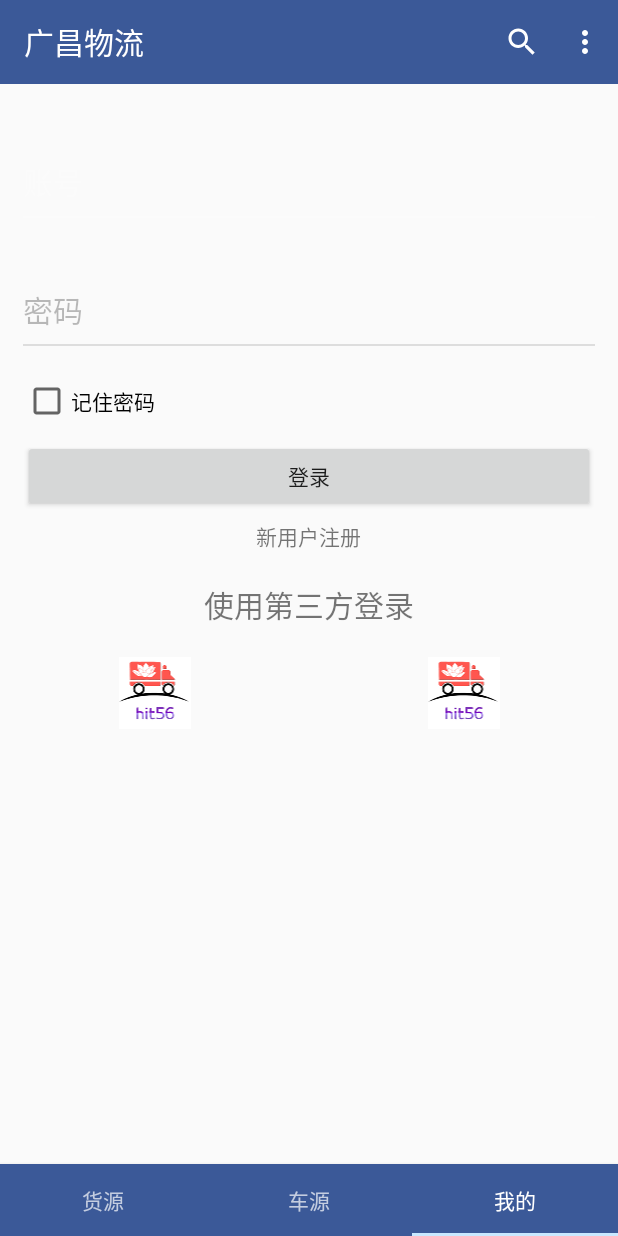
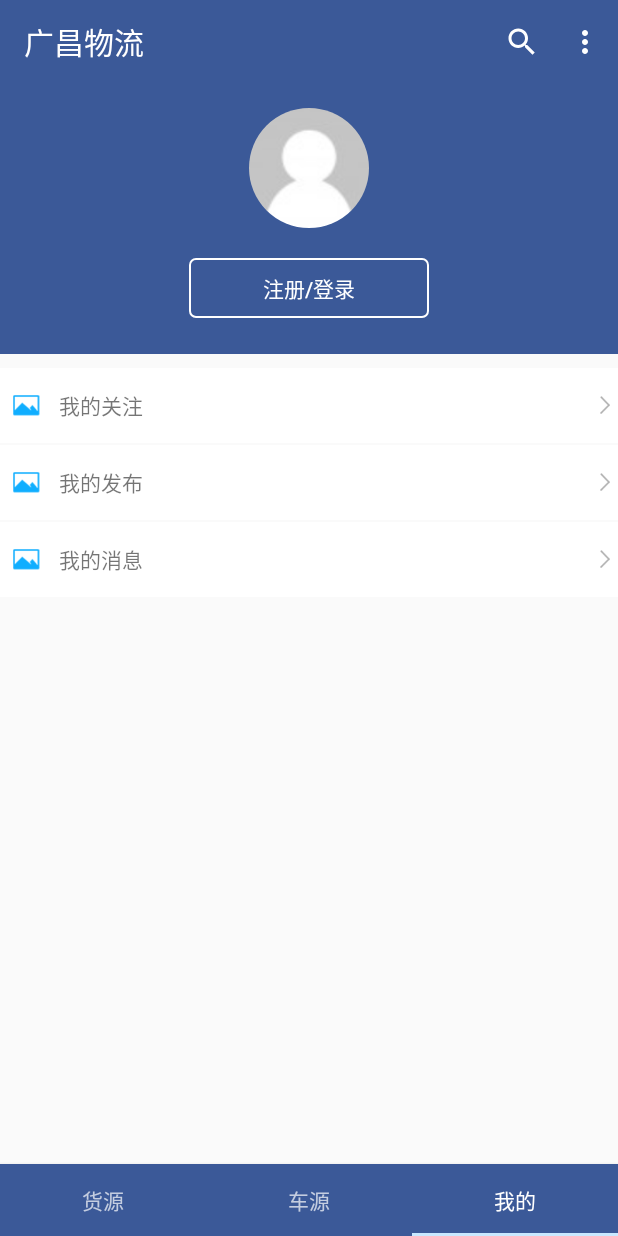
Before and after one commit to hit56/hit56-android, an Android app: the screen it shows after launch (MainActivity), item 3 of the bottom bar chosen, on a phone screen of 412 x 824 dp. Run offline under Robolectric (Android 15) with nearby library versions, the phone set to English and light mode, and no system bars; our stand-ins replace CircleImageView, Volley; libraries missing offline, so code that uses them is left out: com.github.kevinsawicki.http, com.github.snowdream.android; network calls fail; 5 statements that could not run were skipped.

Commit message:
modify login page

```diff
--- a/app/src/main/java/com/hit56/android/fragments/LoginFragment.java
+++ b/app/src/main/java/com/hit56/android/fragments/LoginFragment.java
@@ -7,10 +7,12 @@ import android.support.v7.widget.AppCompatButton;
 import android.view.LayoutInflater;
 import android.view.View;
 import android.view.ViewGroup;
+import android.widget.Button;
 import android.widget.CheckBox;
 import android.widget.Toast;
 
 import com.hit56.android.R;
+import com.hit56.android.widget.RLView;
 import com.rengwuxian.materialedittext.MaterialEditText;
 
 /**
@@ -30,16 +32,25 @@ public class LoginFragment extends Fragment{
     public void onViewCreated(View view, Bundle savedInstanceState) {
         initView(view);
         super.onViewCreated(view, savedInstanceState);
+
     }
 
     /**
      *  绑定登录界面的组件
      * */
     private void initView(View view){
-        MaterialEditText user_edt = (MaterialEditText) view.findViewById(R.id.login_user);
-        MaterialEditText password_edt = (MaterialEditText) view.findViewById(R.id.login_password);
-        CheckBox rem_password = (CheckBox) view.findViewById(R.id.login_checkbox);
-        AppCompatButton login_bt = (AppCompatButton) view.findViewById(R.id.login_button);
+        Button loginBt = (Button) view.findViewById(R.id.me_login_buton);
+        RLView focus = (RLView) view.findViewById(R.id.me_focus);
+        RLView sent = (RLView) view.findViewById(R.id.me_sent);
+        RLView message = (RLView) view.findViewById(R.id.me_message);
+
+        loginBt.setOnClickListener(new View.OnClickListener() {
+            @Override
+            public void onClick(View v) {
+                Toast.makeText(getActivity(), "", Toast.LENGTH_LONG).show();
+            }
+        });
+
 
     }
 }
--- /dev/null
+++ b/app/src/main/res/drawable/all_statuspress_view.xml
@@ -0,0 +1,6 @@
+<?xml version="1.0" encoding="utf-8"?>
+<selector xmlns:android="http://schemas.android.com/apk/res/android" >
+    <item android:state_pressed="false" android:drawable="@color/white"/>
+    <item android:state_pressed="true" android:drawable="@color/view_press"/>
+
+</selector>
--- a/app/src/main/res/layout/fragment_login.xml
+++ b/app/src/main/res/layout/fragment_login.xml
@@ -1,108 +1,97 @@
 <?xml version="1.0" encoding="utf-8"?>
-<RelativeLayout xmlns:android="http://schemas.android.com/apk/res/android"
-                xmlns:app="http://schemas.android.com/apk/res-auto"
-              android:orientation="vertical"
-              android:layout_width="match_parent"
-              android:layout_height="match_parent">
-
-    <com.rengwuxian.materialedittext.MaterialEditText android:id="@+id/login_user"
-        android:layout_width="match_parent"
-        android:layout_height="wrap_content"
-        android:hint="账号"
-        android:layout_marginTop="30dp"
-        android:textCursorDrawable="@drawable/text_cursor_cyan"
-        android:textSize="20sp"
-        app:met_baseColor="@android:color/white"
-        app:met_floatingLabel="highlight"
-        app:met_maxCharacters="20"
-        app:met_primaryColor="?colorAccent"
-        app:met_singleLineEllipsis="true"
-        android:layout_marginLeft="15dp"
-        android:layout_marginRight="15dp"
-        android:textColor="#000000"/>
-
-    <com.rengwuxian.materialedittext.MaterialEditText android:id="@+id/login_password"
-        android:layout_width="match_parent"
-        android:layout_height="wrap_content"
-        android:hint="密码"
-        android:layout_marginTop="5dp"
-        android:textCursorDrawable="@drawable/text_cursor_cyan"
-        android:textSize="20sp"
-        app:met_baseColor="@android:color/black"
-        app:met_floatingLabel="highlight"
-        app:met_maxCharacters="20"
-        app:met_primaryColor="?colorAccent"
-        app:met_singleLineEllipsis="true"
-        android:layout_marginLeft="15dp"
-        android:layout_marginRight="15dp"
-        android:textColor="#000000"
-        android:layout_below="@+id/login_user"/>
-
-    <android.support.v7.widget.AppCompatCheckBox android:id="@+id/login_checkbox"
-        android:layout_width="wrap_content"
-        android:layout_height="wrap_content"
-        android:text="记住密码"
-        android:layout_alignLeft="@id/login_password"
-        android:layout_below="@id/login_password"/>
-
-    <android.support.v7.widget.AppCompatButton android:id="@+id/login_button"
-        android:layout_width="match_parent"
-        android:layout_height="wrap_content"
-        android:layout_below="@id/login_checkbox"
-        android:text="登录"
-        android:layout_marginLeft="15dp"
-        android:layout_marginRight="15dp"
-        android:layout_marginTop="10dp"
-        />
-
-    <TextView android:id="@+id/login_register"
-         android:layout_width="wrap_content"
-         android:layout_height="wrap_content"
-         android:text="新用户注册"
-         android:layout_below="@id/login_button"
-         android:layout_marginTop="5dp"
-         android:layout_marginRight="10dp"
-         android:layout_centerHorizontal="true"
-         />
-
-     <TextView android:id="@+id/login_show"
-         android:layout_width="wrap_content"
-         android:layout_height="wrap_content"
-         android:layout_below="@id/login_register"
-         android:layout_marginTop="20dp"
-         android:text="使用第三方登录"
-         android:layout_centerHorizontal="true"
-         android:textSize="20dp"/>
-
-     <View android:id="@+id/login_line"
-         android:layout_width="match_parent"
-         android:layout_height="2dp"
-         android:layout_marginTop="4dp"
-         android:layout_below="@id/login_show"
-         android:layout_marginLeft="10dp"
-         android:layout_marginRight="10dp"/>
+<ScrollView xmlns:android="http://schemas.android.com/apk/res/android"
+            xmlns:app="http://schemas.android.com/apk/res-auto"
+            xmlns:tools="http://schemas.android.com/tools"
+            android:layout_width="match_parent"
+            android:layout_height="match_parent"
+            android:scrollbarStyle="outsideOverlay"
+            style="@style/AppTheme"
+            >
     <LinearLayout
         android:layout_width="match_parent"
         android:layout_height="wrap_content"
-        android:orientation="horizontal"
-        android:layout_below="@id/login_show"
-        android:layout_marginTop="20dp">
+        android:orientation="vertical">
 
-        <ImageView android:id="@+id/login_wechat"
-            android:layout_width="wrap_content"
-            android:layout_height="wrap_content"
-            android:src="@mipmap/ic_launcher"
+        <LinearLayout
+            android:layout_width="match_parent"
+            android:layout_height="180dp"
+            android:orientation="vertical"
+            android:background="?attr/colorPrimary"
+            >
 
-            android:layout_weight="1"/>
+            <com.hit56.android.widget.RoundImageView android:id="@+id/me_user_head"
+                 android:layout_width="80dp"
+                 android:layout_height="80dp"
+                 android:src="@mipmap/head_nor"
+                 android:layout_marginTop="16dp"
+                 android:layout_gravity="center"/>
 
-        <ImageView android:id="@+id/login_wechat1"
-                   android:layout_width="wrap_content"
-                   android:layout_height="wrap_content"
-                   android:src="@mipmap/ic_launcher"
+            <Button android:id="@+id/me_login_buton"
+                    android:layout_width="160dp"
+                    android:layout_height="40dp"
+                    android:text="注册/登录"
+                    android:textColor="#ffffff"
+                    android:layout_marginTop="20dp"
+                    android:layout_gravity="center"
+                    android:background="@drawable/button_login"/>
+        </LinearLayout>
 
-                   android:layout_weight="1"/>
+        <View
+            android:layout_width="match_parent"
+            android:layout_height="1dp"
+            android:layout_marginTop="8dp"/>
+        <com.hit56.android.widget.RLView android:id="@+id/me_focus"
+            android:layout_width="match_parent"
+            android:layout_height="50dp"
+            android:drawableLeft="@mipmap/icon_me_photo"
+            android:drawableRight="@mipmap/right"
+            android:text="我的关注"
+            android:padding="5dp"
+            android:drawablePadding="10dp"
+            android:gravity="center_vertical"
+            android:background="@drawable/all_statuspress_view"
+            android:clickable="true"/>
+        <View
+            android:layout_width="match_parent"
+            android:layout_height="1dp"
+            android:layout_marginLeft="30dp"/>
+
+        <com.hit56.android.widget.RLView android:id="@+id/me_sent"
+            android:layout_width="match_parent"
+            android:layout_height="50dp"
+            android:drawableLeft="@mipmap/icon_me_photo"
+            android:drawableRight="@mipmap/right"
+            android:text="我的发布"
+            android:padding="5dp"
+            android:drawablePadding="10dp"
+            android:gravity="center_vertical"
+            android:background="@drawable/all_statuspress_view"
+            android:clickable="true"/>
+
+        <View
+            android:layout_width="match_parent"
+            android:layout_height="1dp"
+            android:layout_marginLeft="30dp"
+            />
+
+        <com.hit56.android.widget.RLView android:id="@+id/me_message"
+            android:layout_width="match_parent"
+            android:layout_height="50dp"
+            android:drawableLeft="@mipmap/icon_me_photo"
+            android:drawableRight="@mipmap/right"
+            android:text="我的消息"
+            android:padding="5dp"
+            android:drawablePadding="10dp"
+            android:gravity="center_vertical"
+            android:background="@drawable/all_statuspress_view"
+            android:clickable="true"/>
+
+        <View
+            android:layout_width="match_parent"
+            android:layout_height="1dp"/>
 
     </LinearLayout>
 
 
-</RelativeLayout>
+
+</ScrollView>
--- a/app/src/main/res/values/colors.xml
+++ b/app/src/main/res/values/colors.xml
@@ -16,4 +16,6 @@
     <color name="timestamp">#a0a3a7</color>
 
     <color name="cyan_500">#00bcd4</color>
+
+    <color name="view_press">#E1DFDF</color> <!-- view按下颜色 -->
 </resources>
--- a/build.gradle
+++ b/build.gradle
@@ -5,7 +5,7 @@ buildscript {
         jcenter()
     }
     dependencies {
-        classpath 'com.android.tools.build:gradle:2.1.2'
+        classpath 'com.android.tools.build:gradle:2.2.0'
 
         // NOTE: Do not place your application dependencies here; they belong
         // in the individual module build.gradle files
```
Also changed, not shown: gradle/wrapper/gradle-wrapper.properties.
